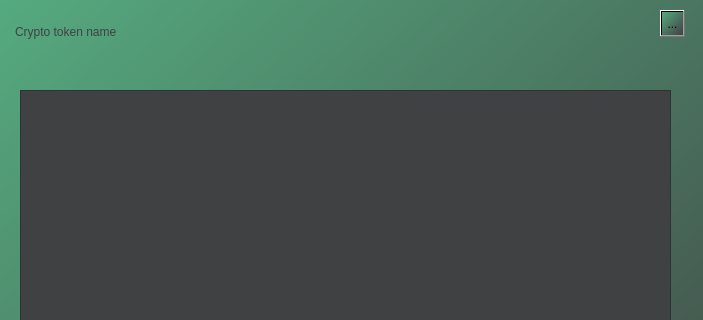
Qt form client/crypto.ui (SushantKumarPandey/Crypto-Tradeing-App-with-fake-currency) before a commit; both pictures show x 0 to 703 and y 0 to 320 of the 703 by 653 pixel window.
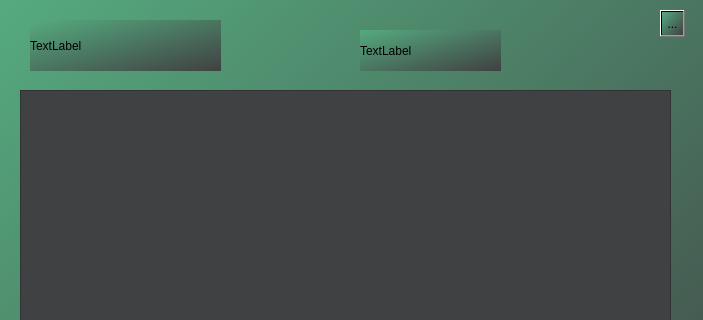
The same form after that commit. Icons and pictures are not drawn.

Commit message: feat: Refresh feat: Crypto search feat: Crypto Darstellung

Patch:
```diff
--- a/client/crypto.ui
+++ b/client/crypto.ui
@@ -30,24 +30,6 @@
     <string notr="true">background-color: rgb(64, 65, 66);</string>
    </property>
   </widget>
-  <widget class="QPlainTextEdit" name="plainTextEdit">
-   <property name="geometry">
-    <rect>
-     <x>10</x>
-     <y>20</y>
-     <width>241</width>
-     <height>51</height>
-    </rect>
-   </property>
-   <property name="styleSheet">
-    <string notr="true">background-color: transparent;
-color: rgb(64, 65, 66);
-</string>
-   </property>
-   <property name="plainText">
-    <string>Crypto token name</string>
-   </property>
-  </widget>
   <widget class="QPushButton" name="pushButton">
    <property name="geometry">
     <rect>
@@ -100,6 +82,32 @@
     <iconset theme="QIcon::ThemeIcon::ApplicationExit"/>
    </property>
   </widget>
+  <widget class="QLabel" name="label">
+   <property name="geometry">
+    <rect>
+     <x>30</x>
+     <y>20</y>
+     <width>191</width>
+     <height>51</height>
+    </rect>
+   </property>
+   <property name="text">
+    <string>TextLabel</string>
+   </property>
+  </widget>
+  <widget class="QLabel" name="label_2">
+   <property name="geometry">
+    <rect>
+     <x>360</x>
+     <y>30</y>
+     <width>141</width>
+     <height>41</height>
+    </rect>
+   </property>
+   <property name="text">
+    <string>TextLabel</string>
+   </property>
+  </widget>
  </widget>
  <resources/>
  <connections/>
```
The commit also changes 3 other files.
